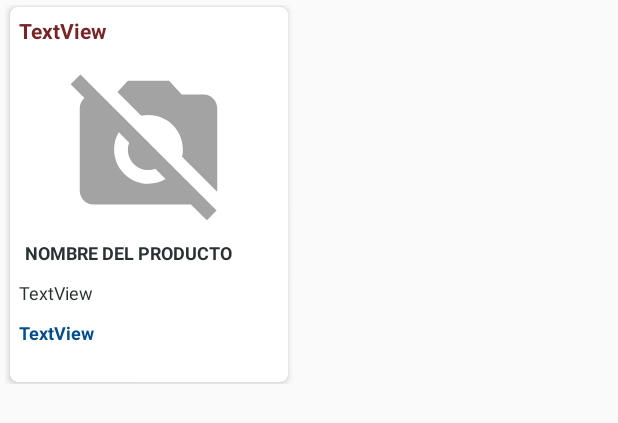
After one commit to Anthonic1804/EnrikoRepuestos, an Android app: the layout carta_inventario_miniatura.xml on its own in the app's theme, with its tools: preview values and no code run, on a phone screen of 412 x 824 dp. The commit adds this screen. Shown: the top 423 px of the screen. Run offline under Robolectric (Android 15) with nearby library versions, the phone set to English and light mode, and no system bars.

Commit message:
AGREGADA LA NUEVA FUNCION DE MENU VISTA MINIATURA

```diff
--- a/app/src/main/java/com/example/acae30/listas/InventarioAdapter.kt
+++ b/app/src/main/java/com/example/acae30/listas/InventarioAdapter.kt
@@ -19,7 +19,10 @@ class InventarioAdapter(
     var contador = 0
     var colores: Array<String>? = null
     override fun onCreateViewHolder(p0: ViewGroup, p1: Int): InventarioAdapter.MyViewHolder {
-        val vista = LayoutInflater.from(p0.context).inflate(R.layout.carta_inventario, p0, false)
+        //VISTAS DE INVENTARIO
+        // 1 -> VISTA MINIATURA -> carta_inventario_miniatura
+        // 2 -> VISTA LISTA -> carta_inventario
+        val vista = LayoutInflater.from(p0.context).inflate(R.layout.carta_inventario_miniatura, p0, false)
         return MyViewHolder(vista)
     }
 
--- /dev/null
+++ b/app/src/main/res/drawable/border_inventario.xml
@@ -0,0 +1,7 @@
+<?xml version="1.0" encoding="utf-8"?>
+<shape android:shape="rectangle" xmlns:android="http://schemas.android.com/apk/res/android">
+    <solid android:color="#ffffff"/>
+    <corners android:bottomLeftRadius="5dp"
+             android:bottomRightRadius="5dp"/>
+
+</shape>
--- /dev/null
+++ b/app/src/main/res/drawable/no_photography.xml
@@ -0,0 +1,5 @@
+<vector android:height="110dp" android:tint="#A3A3A3"
+    android:viewportHeight="24" android:viewportWidth="24"
+    android:width="110dp" xmlns:android="http://schemas.android.com/apk/res/android">
+    <path android:fillColor="@android:color/white" android:pathData="M10.94,8.12L7.48,4.66L9,3h6l1.83,2H20c1.1,0 2,0.9 2,2v12c0,0.05 -0.01,0.1 -0.02,0.16l-5.1,-5.1C16.96,13.71 17,13.36 17,13c0,-2.76 -2.24,-5 -5,-5C11.64,8 11.29,8.04 10.94,8.12zM20.49,23.31L18.17,21H4c-1.1,0 -2,-0.9 -2,-2V7c0,-0.59 0.27,-1.12 0.68,-1.49l-2,-2L2.1,2.1l19.8,19.8L20.49,23.31zM14.49,17.32l-1.5,-1.5C12.67,15.92 12.35,16 12,16c-1.66,0 -3,-1.34 -3,-3c0,-0.35 0.08,-0.67 0.19,-0.98l-1.5,-1.5C7.25,11.24 7,12.09 7,13c0,2.76 2.24,5 5,5C12.91,18 13.76,17.75 14.49,17.32z"/>
+</vector>
--- /dev/null
+++ b/app/src/main/res/layout/carta_inventario_miniatura.xml
@@ -0,0 +1,101 @@
+<?xml version="1.0" encoding="utf-8"?>
+<LinearLayout xmlns:android="http://schemas.android.com/apk/res/android"
+    xmlns:app="http://schemas.android.com/apk/res-auto"
+    xmlns:tools="http://schemas.android.com/tools"
+    android:layout_width="match_parent"
+    android:layout_height="wrap_content"
+    android:padding="3dp">
+
+    <LinearLayout
+        android:layout_width="match_parent"
+        android:layout_height="match_parent"
+        android:layout_weight="1"
+        android:orientation="horizontal">
+
+        <androidx.cardview.widget.CardView
+            android:id="@+id/carta"
+            android:layout_width="185dp"
+            android:layout_height="250dp"
+            android:layout_marginTop="1dp"
+            android:layout_marginLeft="3dp"
+            android:layout_marginRight="3dp"
+            android:layout_marginBottom="1dp"
+            android:background="@drawable/border_inventario"
+            app:cardCornerRadius="5dp"
+            app:contentPadding="6dp"
+            app:cardElevation="3dp">
+
+            <androidx.constraintlayout.widget.ConstraintLayout
+                android:layout_width="match_parent"
+                android:layout_height="match_parent">
+
+                <TextView
+                    android:id="@+id/txttittulo"
+                    android:layout_width="match_parent"
+                    android:layout_height="wrap_content"
+                    android:text="TextView"
+                    android:textAlignment="textStart"
+                    android:textColor="@color/moderado"
+                    android:textSize="14sp"
+                    android:textStyle="bold"
+                    app:layout_constraintEnd_toEndOf="parent"
+                    app:layout_constraintStart_toStartOf="parent"
+                    app:layout_constraintTop_toTopOf="parent" />
+
+                <TextView
+                    android:id="@+id/txtdescripcion"
+                    android:layout_width="165dp"
+                    android:layout_height="wrap_content"
+                    android:text="NOMBRE DEL PRODUCTO"
+                    android:textAlignment="textStart"
+                    android:textColor="@color/colordark"
+                    android:textSize="12sp"
+                    android:textStyle="bold"
+                    android:layout_marginTop="10dp"
+                    app:layout_constraintEnd_toEndOf="parent"
+                    app:layout_constraintStart_toStartOf="parent"
+                    app:layout_constraintTop_toBottomOf="@+id/imageView4" />
+
+                <TextView
+                    android:id="@+id/txtexiste"
+                    android:layout_width="match_parent"
+                    android:layout_height="wrap_content"
+                    android:layout_weight="1"
+                    android:text="TextView"
+                    android:layout_marginTop="10dp"
+                    android:textColor="@color/colordark"
+                    android:textSize="12sp"
+                    android:textStyle="normal"
+                    app:layout_constraintEnd_toEndOf="parent"
+                    app:layout_constraintStart_toStartOf="parent"
+                    app:layout_constraintTop_toBottomOf="@+id/txtdescripcion" />
+
+                <TextView
+                    android:id="@+id/txtprecio"
+                    android:layout_width="match_parent"
+                    android:layout_height="wrap_content"
+                    android:text="TextView"
+                    android:layout_marginTop="10dp"
+                    android:textColor="@color/colorPrimaryDark"
+                    android:textSize="12sp"
+                    android:textStyle="bold"
+                    app:layout_constraintTop_toBottomOf="@+id/txtexiste" />
+
+                <ImageView
+                    android:id="@+id/imageView4"
+                    android:layout_width="wrap_content"
+                    android:layout_height="wrap_content"
+                    android:layout_marginTop="10dp"
+                    app:layout_constraintEnd_toEndOf="parent"
+                    app:layout_constraintHorizontal_bias="0.493"
+                    app:layout_constraintStart_toStartOf="parent"
+                    app:layout_constraintTop_toBottomOf="@+id/txttittulo"
+                    app:srcCompat="@drawable/no_photography" />
+
+            </androidx.constraintlayout.widget.ConstraintLayout>
+        </androidx.cardview.widget.CardView>
+
+
+    </LinearLayout>
+
+</LinearLayout>
```
Also changed, not shown: app/src/main/java/com/example/acae30/Inventario.kt (+86 -3 lines), app/src/main/res/layout/carta_inventario.xml (+7 -7 lines).
